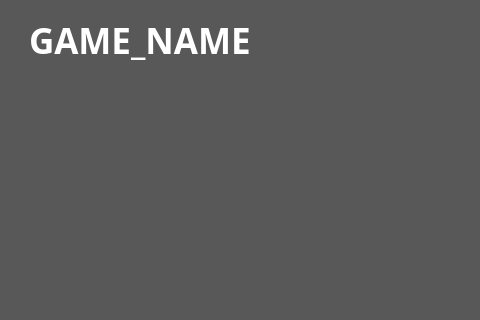
Above: Game Launcher/GameLauncher.ui from startergate/The-Intersection before the change; both pictures show x 0 to 480 and y 0 to 320 of the 1035 by 810 pixel window. Below: the same form after it.
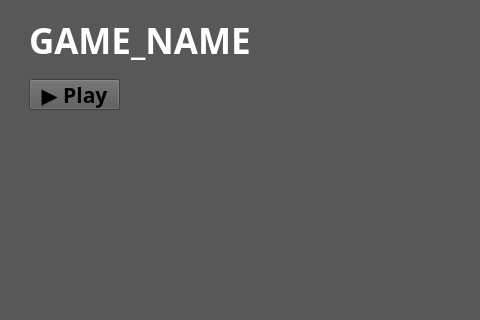
That is the form after the change. The open tabs and pages were chosen to show the change. Icons and pictures are not drawn. Custom widgets are drawn as their Qt base class.

What changed in the file:
```diff
--- a/Game Launcher/GameLauncher.ui
+++ b/Game Launcher/GameLauncher.ui
@@ -203,6 +203,27 @@
        <string>GAME_NAME</string>
       </property>
      </widget>
+     <widget class="PlayButton" name="gameStartButton">
+      <property name="geometry">
+       <rect>
+        <x>20</x>
+        <y>70</y>
+        <width>91</width>
+        <height>31</height>
+       </rect>
+      </property>
+      <property name="font">
+       <font>
+        <family>Avenir LT 55 Roman</family>
+        <pointsize>16</pointsize>
+        <weight>75</weight>
+        <bold>true</bold>
+       </font>
+      </property>
+      <property name="text">
+       <string>▶ Play</string>
+      </property>
+     </widget>
     </widget>
     <widget class="QWidget" name="launcherTab">
      <widget class="ClickableLabel" name="launcherLibraryTitle">
@@ -444,6 +465,18 @@
    <extends>QStackedWidget</extends>
    <header location="global">QCustomStacked.h</header>
    <container>1</container>
+   <slots>
+    <slot>setGamePage(int)</slot>
+    <slot>startGame()</slot>
+   </slots>
+  </customwidget>
+  <customwidget>
+   <class>PlayButton</class>
+   <extends>QPushButton</extends>
+   <header location="global">PlayButton.h</header>
+   <slots>
+    <signal>gameStart()</signal>
+   </slots>
   </customwidget>
  </customwidgets>
  <resources>
```
Left out of the diff: 27 changed lines with no effect on the pictures.
